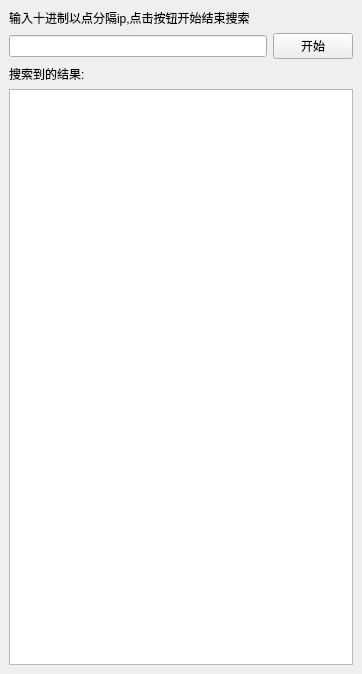
Qt form Ping/Ping/MainWindow.ui (jck97/CSNetworkHomework) before a commit.
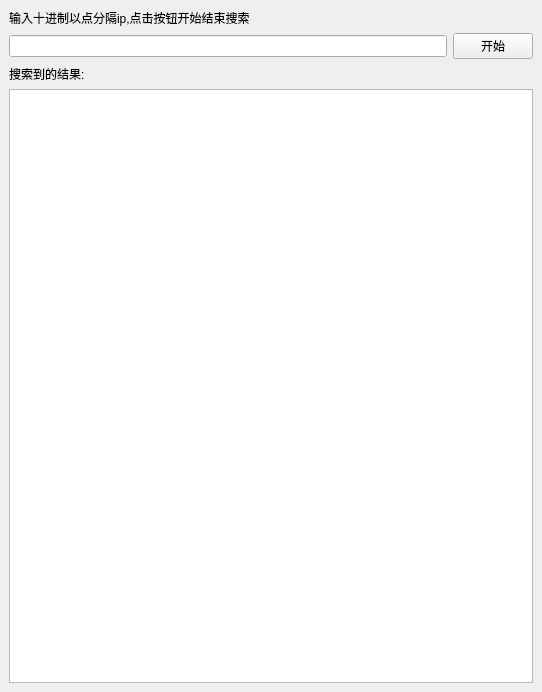
The same form after that commit.

```diff
--- a/Ping/Ping/MainWindow.ui
+++ b/Ping/Ping/MainWindow.ui
@@ -6,8 +6,8 @@
    <rect>
     <x>0</x>
     <y>0</y>
-    <width>362</width>
-    <height>674</height>
+    <width>542</width>
+    <height>692</height>
    </rect>
   </property>
   <property name="windowTitle">
```
